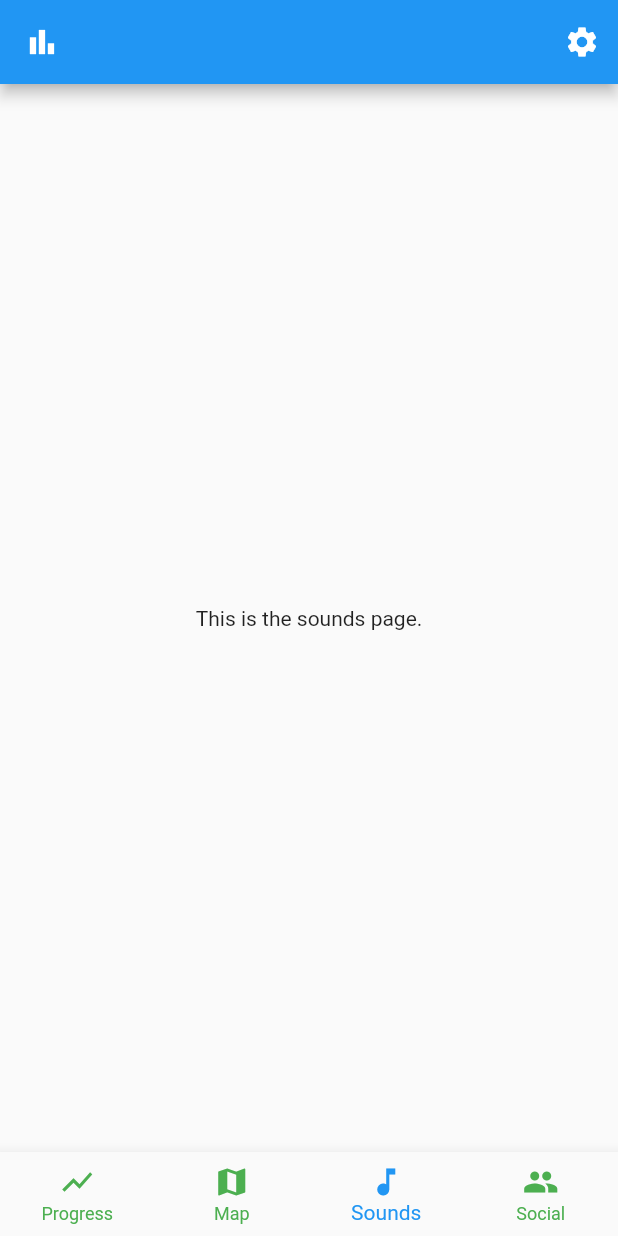
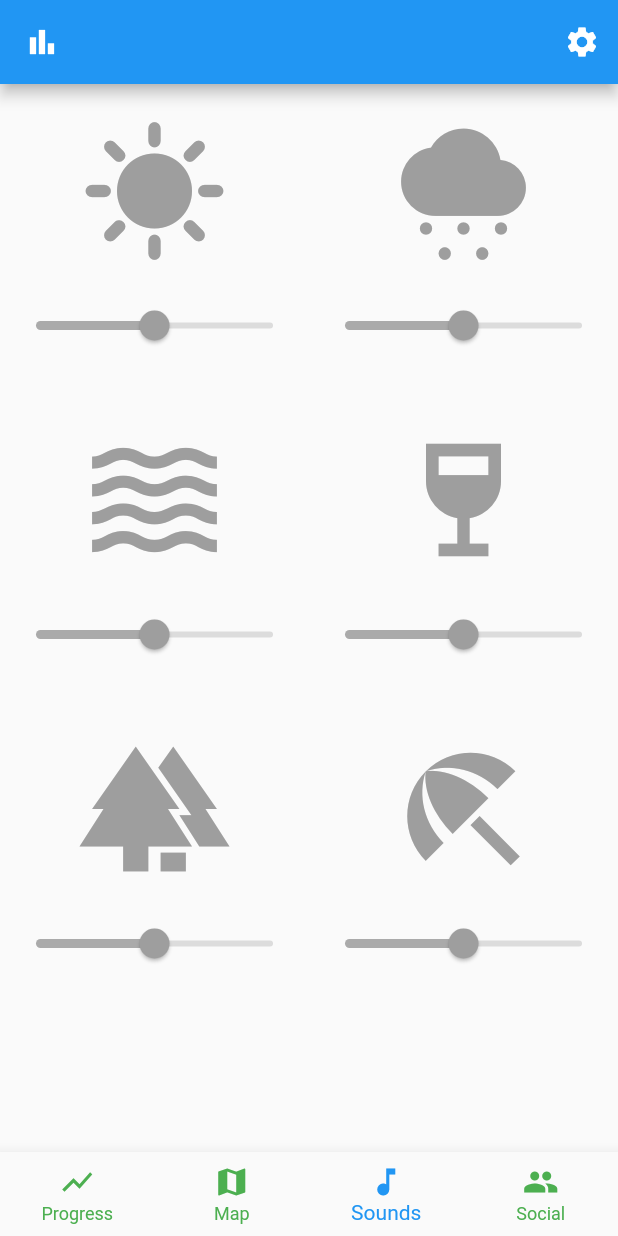
Before and after one commit to CodeCatCreations/Urban-Escape, a Flutter app: the screen it shows after launch, item 3 of the bottom bar chosen, on a phone screen of 412 x 824 dp. Run offline on Flutter 3.47's test engine with Material 2 defaults, Android fonts, the phone set to English and light mode, and no system bars; our stand-ins replace audioplayers, google_maps_flutter, percent_indicator; missing offline and left inert: mysql1.

Commit message:
Sound page UI 1.0 + back-end sound work in progress

```diff
--- a/lib/app_pages/sounds_page.dart
+++ b/lib/app_pages/sounds_page.dart
@@ -1,14 +1,138 @@
 import 'package:flutter/material.dart';
+import 'package:audioplayers/audioplayers.dart';
+
 
 class SoundsPage extends StatelessWidget {
   const SoundsPage({Key? key}) : super(key: key);
 
   @override
   Widget build(BuildContext context) {
-    return const Scaffold(
-      body: Center(
-        child: Text("This is the sounds page."),
+    return Scaffold(
+      body: GridView.count(
+        crossAxisCount: 2,
+        children: [
+          SoundWidget(
+            icon: Icons.sunny,
+            activatedColor: Colors.green,
+            deactivatedColor: Colors.grey,
+            player: AudioPlayer(),
+          ),
+          SoundWidget(
+            icon: Icons.cloudy_snowing,
+            activatedColor: Colors.green,
+            deactivatedColor: Colors.grey,
+            player: AudioPlayer(),
+          ),
+          SoundWidget(
+            icon: Icons.waves,
+            activatedColor: Colors.green,
+            deactivatedColor: Colors.grey,
+            player: AudioPlayer(),
+          ),
+          SoundWidget(
+            icon: Icons.wine_bar,
+            activatedColor: Colors.green,
+            deactivatedColor: Colors.grey,
+            player: AudioPlayer(),
+          ),
+          SoundWidget(
+            icon: Icons.forest,
+            activatedColor: Colors.green,
+            deactivatedColor: Colors.grey,
+            player: AudioPlayer(),
+          ),
+          SoundWidget(
+            icon: Icons.beach_access,
+            activatedColor: Colors.green,
+            deactivatedColor: Colors.grey,
+            player: AudioPlayer(),
+          ),
+        ],
       ),
     );
   }
 }
+
+class SoundWidget extends StatefulWidget {
+  final IconData icon;
+  final Color activatedColor;
+  final Color deactivatedColor;
+  final AudioPlayer player;
+
+  const SoundWidget({
+    Key? key,
+    required this.icon,
+    required this.activatedColor,
+    required this.deactivatedColor,
+    required this.player,
+  }) : super(key: key);
+
+  @override
+  State<SoundWidget> createState() => _SoundWidgetState();
+}
+
+class _SoundWidgetState extends State<SoundWidget> {
+  bool _isActivated = false;
+  double _volume = 0.5;
+
+  @override
+  Widget build(BuildContext context) {
+    return Column(
+      mainAxisAlignment: MainAxisAlignment.center,
+      children: [
+        Container(
+          padding: const EdgeInsets.all(0),
+          child: IconButton(
+            padding: const EdgeInsets.all(0),
+            iconSize: 100,
+            icon: (_isActivated
+                ? Icon(widget.icon, color: widget.activatedColor)
+                : Icon(widget.icon, color: widget.deactivatedColor)),
+            onPressed: _toggleSound,
+          ),
+        ),
+        const SizedBox(height: 16),
+        VolumeSlider(
+          value: _volume,
+          onChanged: _setVolume,
+          isEnabled: _isActivated,
+        ),
+      ],
+    );
+  }
+
+  void _toggleSound() {
+    setState(() {
+      _isActivated = !_isActivated;
+    });
+  }
+
+  void _setVolume(double volume) {
+    setState(() {
+      _volume = volume;
+    });
+  }
+}
+
+class VolumeSlider extends StatelessWidget {
+  final double value;
+  final ValueChanged<double>? onChanged;
+  final bool isEnabled;
+
+  const VolumeSlider({
+    Key? key,
+    required this.value,
+    required this.onChanged,
+    this.isEnabled = true,
+  }) : super(key: key);
+
+  @override
+  Widget build(BuildContext context) {
+    return Slider(
+      value: value,
+      onChanged: isEnabled ? onChanged : null,
+      activeColor: Colors.blue,
+      inactiveColor: Colors.grey,
+    );
+  }
+}
--- a/pubspec.yaml
+++ b/pubspec.yaml
@@ -32,6 +32,7 @@ dependencies:
     sdk: flutter
   mysql1: ^0.20.0
   google_maps_flutter: ^2.2.5
+  audioplayers: ^0.19.0
 
 
   # The following adds the Cupertino Icons font to your application.
```
Also changed, not shown: pubspec.lock, 1 other file.
